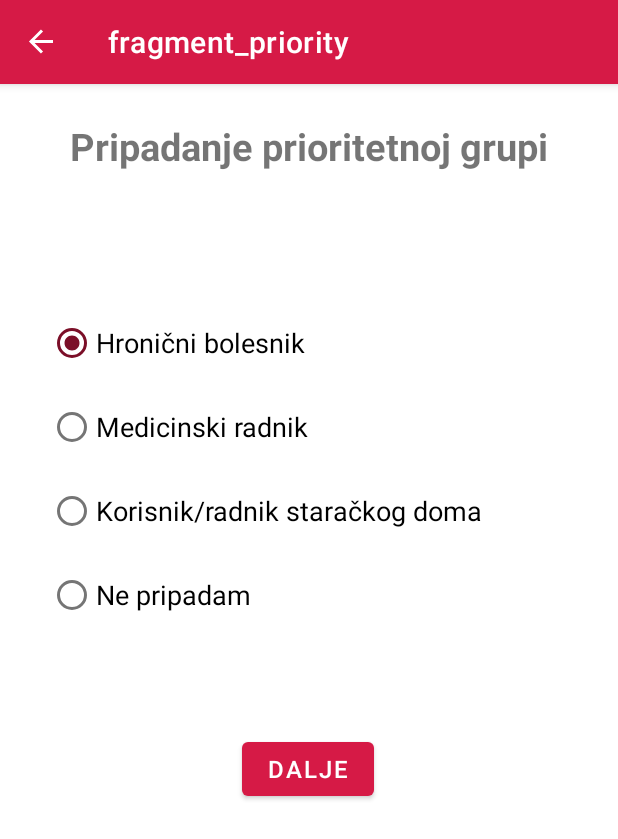
After one commit to ahmedhalac/prijava_za_vakcinaciju, an Android app: the PriorityFragment screen opened through its navigation route, on a phone screen of 412 x 824 dp. The commit adds this screen. Shown: the top 839 px of the screen. Run offline under Robolectric (Android 15) with nearby library versions, the phone set to English and light mode, and no system bars; our stand-ins replace data binding, navigation-ui.

Commit message:
added priority-fr

```diff
--- /dev/null
+++ b/app/src/main/java/com/example/prijavazavakcinaciju/PriorityFragment.kt
@@ -0,0 +1,18 @@
+package com.example.prijavazavakcinaciju
+
+import android.os.Bundle
+import androidx.fragment.app.Fragment
+import android.view.LayoutInflater
+import android.view.View
+import android.view.ViewGroup
+
+class PriorityFragment : Fragment() {
+    override fun onCreateView(
+        inflater: LayoutInflater, container: ViewGroup?,
+        savedInstanceState: Bundle?
+    ): View? {
+        // Inflate the layout for this fragment
+        return inflater.inflate(R.layout.fragment_priority, container, false)
+    }
+
+}
--- a/app/src/main/java/com/example/prijavazavakcinaciju/UserDataFragment.kt
+++ b/app/src/main/java/com/example/prijavazavakcinaciju/UserDataFragment.kt
@@ -7,6 +7,7 @@ import android.view.View
 import android.view.ViewGroup
 import android.widget.Toast
 import androidx.databinding.DataBindingUtil
+import androidx.navigation.findNavController
 import com.example.prijavazavakcinaciju.databinding.FragmentUserDataBinding
 
 
@@ -18,8 +19,20 @@ class UserDataFragment : Fragment() {
         // Inflate the layout for this fragment
         val binding = DataBindingUtil.inflate<FragmentUserDataBinding>(inflater, R.layout.fragment_user_data, container, false)
 
-        binding.userDataBtn.setOnClickListener{
-            Toast.makeText(activity, "ok", Toast.LENGTH_SHORT).show()
+        binding.userDataBtn.setOnClickListener{ view: View ->
+            val firstName = binding.ime.text.toString()
+            val lastName = binding.prezime.text.toString()
+            val ages = binding.godine.text.toString()
+            val phone = binding.telefon.text.toString()
+            val email = binding.email.text.toString()
+
+            // Validation
+            if(firstName == "" || lastName == "" || ages == "" || phone == "" || email == "") {
+                Toast.makeText(activity, "Popunite sva polja!", Toast.LENGTH_SHORT).show()
+            }else {
+                view.findNavController().navigate(R.id.action_userDataFragment_to_priorityFragment)
+            }
+
         }
 
         return binding.root
--- /dev/null
+++ b/app/src/main/res/layout/fragment_priority.xml
@@ -0,0 +1,107 @@
+<?xml version="1.0" encoding="utf-8"?>
+
+<layout xmlns:android="http://schemas.android.com/apk/res/android"
+    xmlns:app="http://schemas.android.com/apk/res-auto"
+    xmlns:tools="http://schemas.android.com/tools"
+    tools:context="com.example.android.navigation.InGame">
+
+    <data>
+
+        <variable
+            name="obstacle"
+            type="com.example.prijavazavakcinaciju.ObstacleFragment" />
+    </data>
+
+    <ScrollView
+        android:layout_width="match_parent"
+        android:layout_height="match_parent"
+        android:fillViewport="true">
+
+        <androidx.constraintlayout.widget.ConstraintLayout
+            android:id="@+id/frameLayout"
+            android:layout_width="match_parent"
+            android:layout_height="wrap_content">
+
+            <TextView
+                android:id="@+id/questionText"
+                android:layout_width="0dp"
+                android:layout_height="wrap_content"
+                android:layout_marginTop="24dp"
+                android:fontFamily="sans-serif"
+                android:text="@string/priority_title"
+                android:textSize="@dimen/title"
+                android:textStyle="bold"
+                android:typeface="normal"
+                android:gravity="center"
+                app:layout_constraintEnd_toEndOf="parent"
+                app:layout_constraintStart_toStartOf="parent"
+                app:layout_constraintTop_toTopOf="parent" />
+
+            <RadioGroup
+                android:id="@+id/questionRadioGroup"
+                android:layout_width="0dp"
+                android:layout_height="wrap_content"
+                android:layout_marginStart="32dp"
+                android:layout_marginTop="90dp"
+                android:layout_marginEnd="32dp"
+                android:animateLayoutChanges="true"
+                android:orientation="vertical"
+                app:layout_constraintEnd_toEndOf="parent"
+                app:layout_constraintStart_toStartOf="parent"
+                app:layout_constraintTop_toBottomOf="@+id/questionText">
+
+                <RadioButton
+                    android:id="@+id/answer1"
+                    android:layout_width="match_parent"
+                    android:layout_height="wrap_content"
+                    android:layout_marginBottom="8dp"
+                    android:checked="true"
+                    android:text="Hronični bolesnik"
+                    android:textSize="18sp" />
+
+                <RadioButton
+                    android:id="@+id/answer2"
+                    android:layout_width="match_parent"
+                    android:layout_height="wrap_content"
+                    android:layout_marginBottom="8dp"
+                    android:text="Medicinski radnik"
+                    android:textSize="18sp" />
+
+                <RadioButton
+                    android:id="@+id/answer3"
+                    android:layout_width="match_parent"
+                    android:layout_height="wrap_content"
+                    android:layout_marginBottom="8dp"
+                    android:text="Korisnik/radnik staračkog doma"
+                    android:textSize="18sp" />
+
+                <RadioButton
+                    android:id="@+id/answer4"
+                    android:layout_width="match_parent"
+                    android:layout_height="wrap_content"
+                    android:layout_marginBottom="8dp"
+                    android:text="Ne pripadam"
+                    android:textSize="18sp" />
+
+            </RadioGroup>
+
+            <Button
+                android:id="@+id/submitButton"
+                android:layout_width="wrap_content"
+                android:layout_height="wrap_content"
+                android:layout_marginStart="32dp"
+                android:layout_marginTop="60dp"
+                android:layout_marginEnd="32dp"
+                android:text="@string/next"
+                android:textSize="@dimen/button_text"
+                app:layout_constraintEnd_toEndOf="parent"
+                app:layout_constraintHorizontal_bias="0.498"
+                app:layout_constraintStart_toStartOf="parent"
+                app:layout_constraintTop_toBottomOf="@+id/questionRadioGroup" />
+
+
+        </androidx.constraintlayout.widget.ConstraintLayout>
+
+    </ScrollView>
+
+</layout>
--- a/app/src/main/res/navigation/navigation.xml
+++ b/app/src/main/res/navigation/navigation.xml
@@ -42,11 +42,20 @@
         android:name="com.example.prijavazavakcinaciju.UserDataFragment"
         android:label="UserDataFragment"
         tools:layout="@layout/fragment_user_data"
-        />
+        >
+        <action
+            android:id="@+id/action_userDataFragment_to_priorityFragment"
+            app:destination="@id/priorityFragment" />
+    </fragment>
     <fragment
         android:id="@+id/aboutFragment"
         android:name="com.example.prijavazavakcinaciju.AboutFragment"
         android:label="AboutFragment"
         tools:layout="@layout/fragment_about"
         />
+    <fragment
+        android:id="@+id/priorityFragment"
+        android:name="com.example.prijavazavakcinaciju.PriorityFragment"
+        android:label="fragment_priority"
+        tools:layout="@layout/fragment_priority" />
 </navigation>
--- a/app/src/main/res/values/strings.xml
+++ b/app/src/main/res/values/strings.xml
@@ -7,4 +7,5 @@
     <string name="next">Dalje</string>
     <string name="about">About</string>
     <string name="about_text">This app allows easy registration for immunization againist COVID-19 virus.</string>
+    <string name="priority_title">Pripadanje prioritetnoj grupi</string>
 </resources>
```
